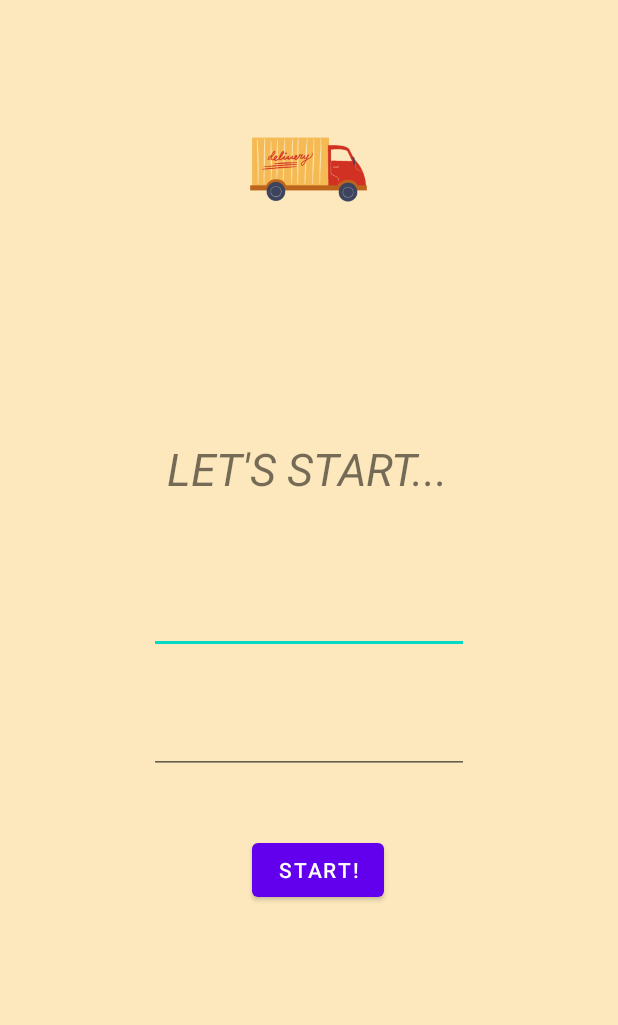
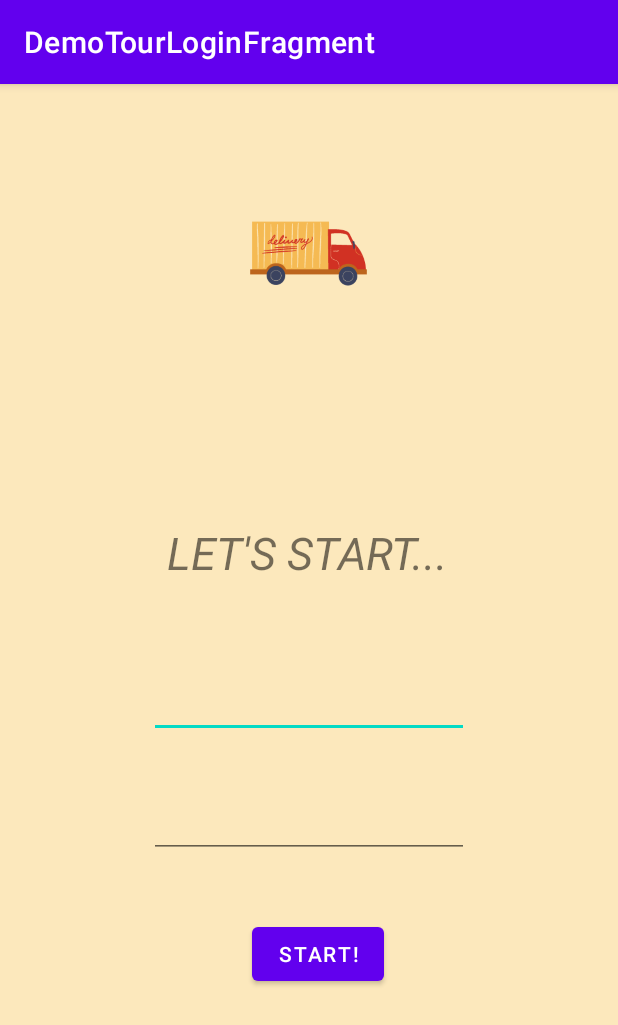
Before and after one commit to Aizen39/demotour, an Android app: the screen it shows after launch (MainActivity), on a phone screen of 412 x 824 dp. Shown: the top 1025 px of the screen. Run offline under Robolectric (Android 15) with nearby library versions, the phone set to English and light mode, and no system bars; our stand-ins replace data binding, navigation-ui.

Commit message:
add back navigation in MainActivty

```diff
--- a/app/src/main/AndroidManifest.xml
+++ b/app/src/main/AndroidManifest.xml
@@ -10,8 +10,7 @@
         android:supportsRtl="true"
         android:theme="@style/Theme.Templateandroid">
         <activity
-            android:name=".ui.activities.MainActivity"
-            android:theme="@style/Theme.MaterialComponents.Light.NoActionBar"/>
+            android:name=".ui.activities.MainActivity"/>
 
         <activity
             android:name=".ui.activities.SplashActivity"
--- a/app/src/main/kotlin/fr/pageup/demoapp/ui/activities/MainActivity.kt
+++ b/app/src/main/kotlin/fr/pageup/demoapp/ui/activities/MainActivity.kt
@@ -1,15 +1,46 @@
 package fr.pageup.demoapp.ui.activities
 
+import android.annotation.SuppressLint
 import android.os.Bundle
+import android.view.View
 import androidx.appcompat.app.AppCompatActivity
+import androidx.fragment.app.FragmentContainerView
+import androidx.navigation.findNavController
+import androidx.navigation.fragment.NavHostFragment
+import androidx.navigation.fragment.findNavController
+import androidx.navigation.ui.AppBarConfiguration
+import androidx.navigation.ui.navigateUp
+import androidx.navigation.ui.setupActionBarWithNavController
 import androidx.recyclerview.widget.LinearLayoutManager
 import fr.pageup.demoapp.R
 
 class MainActivity : AppCompatActivity() {
 
-    private lateinit var linearLayoutManager: LinearLayoutManager
+    private lateinit var appBarConfiguration: AppBarConfiguration
+
+
     override fun onCreate(savedInstanceState: Bundle?) {
         super.onCreate(savedInstanceState)
         setContentView(R.layout.activity_main)
+
+        //back navigation feature
+        val navHostFragment =
+            supportFragmentManager.findFragmentById(R.id.nav_host_fragment) as NavHostFragment
+        val navController = navHostFragment.navController
+
+        //update the navigation bar when destination changes and get the top-level destination associated
+        appBarConfiguration = AppBarConfiguration(navController.graph)
+        setupActionBarWithNavController(
+            navController = navController,
+            configuration = appBarConfiguration
+        )
     }
+
+    override fun onSupportNavigateUp(): Boolean {
+        val navController = findNavController(R.id.nav_host_fragment)
+        return navController.navigateUp(appBarConfiguration)
+            || super.onSupportNavigateUp()
+    }
+
+
 }
--- a/app/src/main/kotlin/fr/pageup/demoapp/ui/fragments/TourFragment.kt
+++ b/app/src/main/kotlin/fr/pageup/demoapp/ui/fragments/TourFragment.kt
@@ -40,4 +40,5 @@ class TourFragment : Fragment(), OnItemClickListener<Customer> {
     override fun onItemClick(item: Customer) {
         findNavController().navigate(R.id.action_demoTourListFragment_to_descriptionFragment)
     }
+
 }
--- a/app/src/main/res/navigation/navigation_tour.xml
+++ b/app/src/main/res/navigation/navigation_tour.xml
@@ -20,10 +20,17 @@
         <action
             android:id="@+id/action_demoTourListFragment_to_descriptionFragment"
             app:destination="@id/descriptionFragment" />
+        <action
+            android:id="@+id/action_demoTourListFragment_to_demoTourLoginFragment"
+            app:destination="@id/demoTourLoginFragment" />
     </fragment>
     <fragment
         android:id="@+id/descriptionFragment"
         android:name="fr.pageup.demoapp.ui.fragments.DescriptionFragment"
-        android:label="DescriptionFragment" />
+        android:label="DescriptionFragment" >
+        <action
+            android:id="@+id/action_descriptionFragment_to_demoTourListFragment"
+            app:destination="@id/demoTourListFragment" />
+    </fragment>
 
 </navigation>
```
Also changed, not shown: app/src/main/kotlin/fr/pageup/demoapp/ui/fragments/DescriptionFragment.kt (+5 -5 lines).
